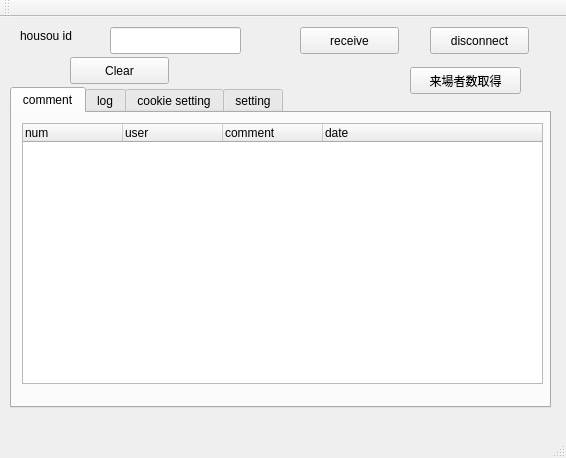
First picture: the form in mainwindow.ui, repository diginatu/Viqo, before the edit.
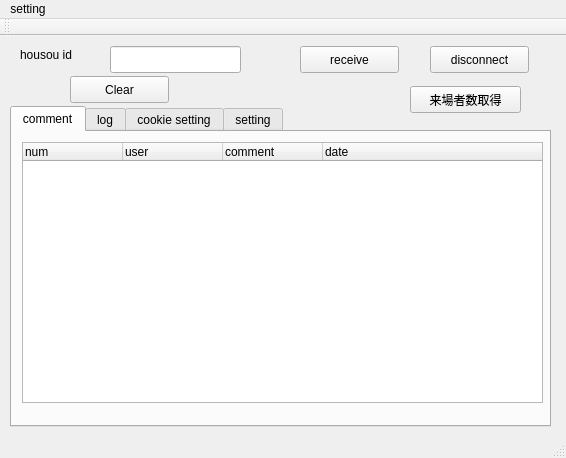
Second picture: the form after the edit. The open tabs and pages were chosen to show the change.

Commit message: implemented load and save settings

```diff
--- a/mainwindow.ui
+++ b/mainwindow.ui
@@ -441,6 +441,14 @@
      <height>25</height>
     </rect>
    </property>
+   <widget class="QMenu" name="menuSetting">
+    <property name="title">
+     <string>setting</string>
+    </property>
+    <addaction name="actionSave"/>
+    <addaction name="actionLoad"/>
+   </widget>
+   <addaction name="menuSetting"/>
   </widget>
   <widget class="QToolBar" name="mainToolBar">
    <attribute name="toolBarArea">
```
Left out of the diff: 15 changed lines with no effect on the pictures. The commit also changes 2 other files.
